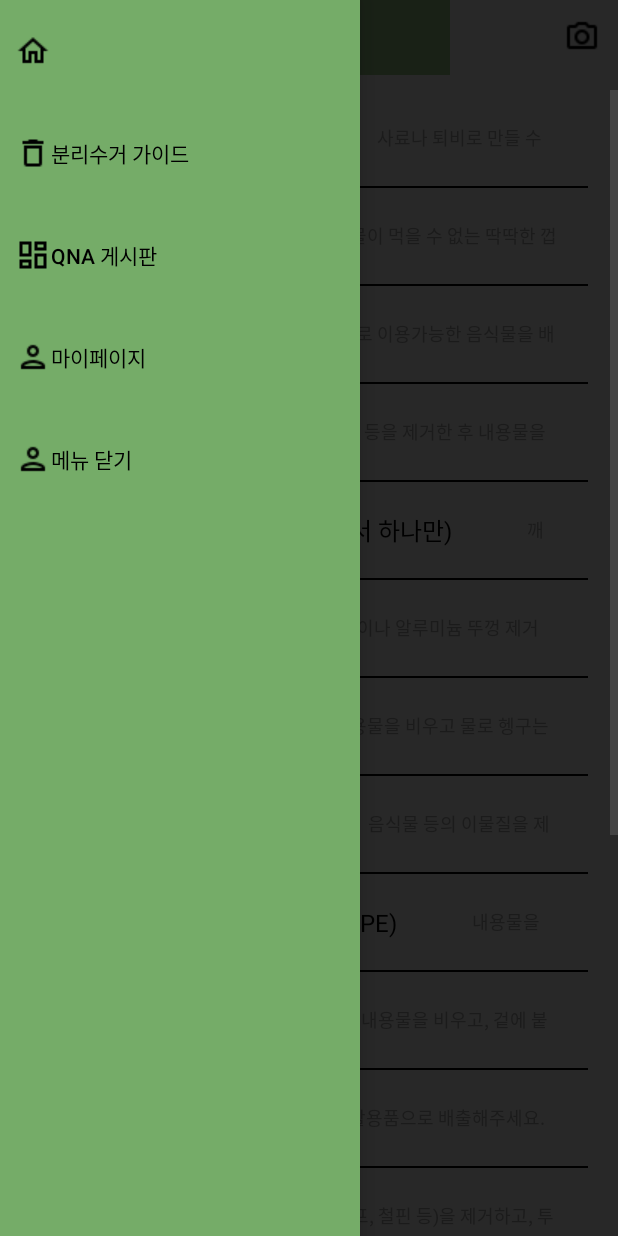
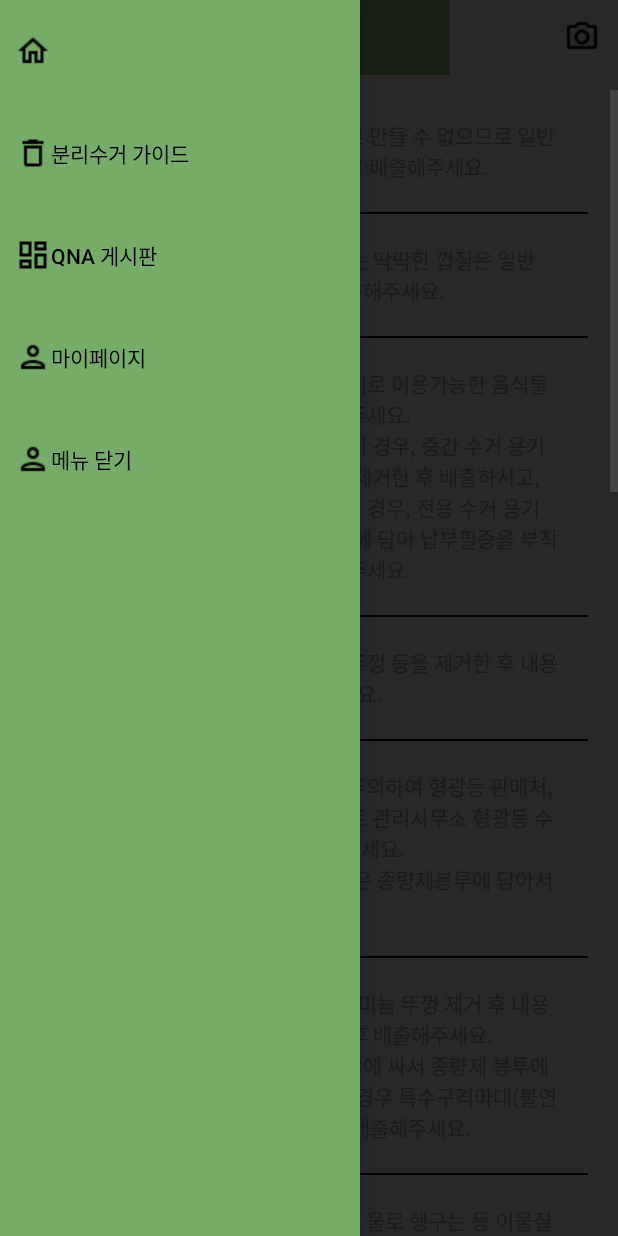
Before and after one commit to minseokim0629/Hackerton_2022, an Android app: the CategoryActivity screen opened directly, with no data from a screen before it, with the side drawer open, on a phone screen of 412 x 824 dp. Run offline under Robolectric (Android 15) with nearby library versions, the phone set to English and light mode, and no system bars; network calls fail.

Commit message:
카메라 데이터 출력 + 분리수거 가이드 레이아웃 수정

```diff
--- a/app/src/main/java/com/example/qna/CameraActivity.java
+++ b/app/src/main/java/com/example/qna/CameraActivity.java
@@ -65,7 +65,6 @@ public class CameraActivity extends AppCompatActivity {
 
         TextView keyword = (TextView) findViewById(R.id.textView2);
 
-        //View view = LayoutInflater.from(parent.getContext()).inflate(R.layout.item_recyclerview, parent, false);
 
         drawerLayout = (DrawerLayout) findViewById(R.id.drawer_layout);
         drawerView = (View) findViewById(R.id.drawer);
@@ -184,7 +183,8 @@ public class CameraActivity extends AppCompatActivity {
                         photoUri = FileProvider.getUriForFile(getApplicationContext(), getPackageName(), photoFile);
                         intent.putExtra(MediaStore.EXTRA_OUTPUT, photoUri);
                         startCamera.launch(intent);
-
+                        keyword.setText( "페트병 - 내용물을 비우고, 겉에 붙은 비닐 라벨을 깨끗이 제거하고 압착 후 뚜껑을 닫아 유색페트병은 플라스틱으로, 투명페트병은 별도로 분리해주세요." +
+                                " 단, 뚜껑을 닫지 않고도 충분히 압착 및 이물질을 제거한 상태라면 뚜껑을 닫지 않고 배출해도 됩니다." );
                     }
                 }
             }
--- a/app/src/main/java/com/example/qna/CategoryActivity.java
+++ b/app/src/main/java/com/example/qna/CategoryActivity.java
@@ -21,29 +21,26 @@ import java.util.List;
 public class CategoryActivity extends AppCompatActivity {
 
     private List<String> items = Arrays.asList("종이", "플라스틱", "유리", "유리조각", "비닐");
-    private List<String> trash = Arrays.asList("계란껍데기 (일반쓰레기)","갑각류 (일반쓰레기)","음식물쓰레기","캔","폐형광등 (형광등 폴더 선택해서 하나만)","유리병 (맥주병)","스티로폼 (배달용기)",
-            "비닐 (뽁뽁이, 라면용기)","플라스틱 (일반 플라스틱... HDPE)","페트병( 투명한 페트병)","장난감","종이류","종이곽(우유, 음료수)","의류","도기류 (안타는 쓰레기로 분류해주세요)",
-            "고철류","대형폐기물 ( 가구, 전자제품, 자전거 )","일반쓰레기");
+    private List<String> trash = Arrays.asList("계란껍데기","갑각류","음식물쓰레기","캔","폐형광등","유리병","스티로폼",
+            "비닐","플라스틱","페트병","장난감","종이류","종이곽","의류","도기류",
+            "고철류","대형폐기물","일반쓰레기");
     private List<String> recycle = Arrays.asList("사료나 퇴비로 만들 수 없으므로 일반 종량제 봉투로 배출해주세요.",
             "동물이 먹을 수 없는 딱딱한 껍질은 일반 종량제 봉투로 배출해주세요.",
-            "사료나 퇴비로 이용가능한 음식물을 배출해주세요. " +"\n"+
-                    "공동 주택의 경우, 중간 수거 용기에 물기를 제거한 후 배출하시고, 단독주택의 경우, 전용 수거 용기(3l~120l)에 담아 납부필증을 부착 후 배출해주세요.",
+            "사료나 퇴비로 이용가능한 음식물을 배출해주세요.\n공동 주택의 경우, 중간 수거 용기에 물기를 제거한 후 배출하시고, 단독주택의 경우, 전용 수거 용기(3l~120l)에 담아 납부필증을 부착 후 배출해주세요.",
             "겉 또는 속의 플라스틱 뚜껑 등을 제거한 후 내용물을 비우고 배출해주세요.",
-            "깨지지 않도록 주의하여 형광등 판매처, 동사무소, 아파트 관리사무소 형광등 수집함에 배출해주세요. 단, 깨진 형광등은 종량제봉투에 담아서 배출해주세요.",
-            "플라스틱이나 알루미늄 뚜껑 제거 후 내용물을 깨끗이 비운 후 배출해주세요. 깨진 유리는 신문지에 싸서 종량제 봉투에 버리고, 양이 많을 경우 특수구격마대(불연물질)를 구매하여 배출해주세요.",
-            "내용물을 비우고 물로 헹구는 등 이물질을 제거하여 배출해주세요. 음식물 등의 이물질이 묻은 경우 일반 종량제 봉투로 배출해주세요.",
-            "음식물 등의 이물질을 제거하고, 흩날리지 않도록 봉투에 담아 배출해주세요. 이물질제거가 어려운 경우 일반 종량제 봉투에 배출해주세요.",
+            "깨지지 않도록 주의하여 형광등 판매처, 동사무소, 아파트 관리사무소 형광등 수집함에 배출해주세요.\n단, 깨진 형광등은 종량제봉투에 담아서 배출해주세요.",
+            "플라스틱이나 알루미늄 뚜껑 제거 후 내용물을 깨끗이 비운 후 배출해주세요.\n깨진 유리는 신문지에 싸서 종량제 봉투에 버리고, 양이 많을 경우 특수구격마대(불연물질)를 구매하여 배출해주세요.",
+            "내용물을 비우고 물로 헹구는 등 이물질을 제거하여 배출해주세요.\n음식물 등의 이물질이 묻은 경우 일반 종량제 봉투로 배출해주세요.",
+            "음식물 등의 이물질을 제거하고, 흩날리지 않도록 봉투에 담아 배출해주세요.\n이물질제거가 어려운 경우 일반 종량제 봉투에 배출해주세요.",
             "내용물을 깨끗이 비우고 가능한 압착하여 배출해주세요.",
-            "내용물을 비우고, 겉에 붙은 비닐 라벨을 깨끗이 제거하고 압착 후 뚜껑을 닫아 유색페트병은 플라스틱으로, 투명페트병은 별도로 분리해주세요." +
-                    " 단, 뚜껑을 닫지 않고도 충분히 압착 및 이물질을 제거한 상태라면 뚜껑을 닫지 않고 배출해도 됩니다.",
-            "재질별로 분리 후 재활용품으로 배출해주세요. " +
-                    "재질별 분리가 어려울 경우 일반 쓰레기로 배출하시고, 대형 완구류는 대형 폐기물로 신고 후, 배출수수료를 납부하고 배출해야합니다.",
+            "내용물을 비우고, 겉에 붙은 비닐 라벨을 깨끗이 제거하고 압착 후 뚜껑을 닫아 유색페트병은 플라스틱으로, 투명페트병은 별도로 분리해주세요.\n단, 뚜껑을 닫지 않고도 충분히 압착 및 이물질을 제거한 상태라면 뚜껑을 닫지 않고 배출해도 됩니다.",
+            "재질별로 분리 후 재활용품으로 배출해주세요.\n재질별 분리가 어려울 경우 일반 쓰레기로 배출하시고, 대형 완구류는 대형 폐기물로 신고 후, 배출수수료를 납부하고 배출해야합니다.",
             "이물질(스프링, 테이프, 철핀 등)을 제거하고, 투명비닐 봉지에 담거나 묶어서 배출해주세요.",
             "내용물을 비우고 물로 헹구는 등 이물질(빨대, 비닐 등)을 제거하고 물로 헹군 뒤 말려서 펼친 상태로 일반 종이류와 혼합되지 않게 구분하여 배출해주세요.",
-            "물기가 닿지 않도록 투명비닐봉지에 담아서 배출하거나 의류수거함에 넣어주세요. (걸레, 수건 등은 재활용이 불가능하므로, 일반종량제 봉투에 버려야합니다.)",
+            "물기가 닿지 않도록 투명비닐봉지에 담아서 배출하거나 의류수거함에 넣어주세요.\n(걸레, 수건 등은 재활용이 불가능하므로, 일반종량제 봉투에 버려야합니다.)",
             "도기류는 불에 타지 않은 폐기물이므로, 불연재 봉투로 배출해주세요.",
-            "이물질이 섞이지 않도록 한 후 봉투에 넣거나 끈으로 묶어서 배출해주세요. 단, 재질 혼합 제품은 재활용이 불가합니다.",
-            "동사무소에 반드시 신고 후 신고필증을 부착하여 배출해야합니다. (단, 원형이 훼손되지 않은 대형 폐가전의 경우 무상 방문수거 예약 배출이 가능합니다.)",
+            "이물질이 섞이지 않도록 한 후 봉투에 넣거나 끈으로 묶어서 배출해주세요.\n단, 재질 혼합 제품은 재활용이 불가합니다.",
+            "동사무소에 반드시 신고 후 신고필증을 부착하여 배출해야합니다.\n(단, 원형이 훼손되지 않은 대형 폐가전의 경우 무상 방문수거 예약 배출이 가능합니다.)",
             "종량제 전용 봉투에 묶음선 이하로 담아 묶어서 수거일 전일, 일몰 후에 배출해주세요. ");
 
 
--- a/app/src/main/res/layout/activity_camera.xml
+++ b/app/src/main/res/layout/activity_camera.xml
@@ -63,7 +63,8 @@
             android:layout_width="match_parent"
             android:layout_height="200dp"
             android:background="#9DD288"
-            android:text="TextView" />
+            android:textColor="#000000"
+            android:textSize="20sp" />
 
     </LinearLayout>
 
--- a/app/src/main/res/layout/item_recyclerview.xml
+++ b/app/src/main/res/layout/item_recyclerview.xml
@@ -5,7 +5,7 @@
     android:orientation="vertical">
 
     <LinearLayout
-        android:layout_width="wrap_content"
+        android:layout_width="match_parent"
         android:layout_height="wrap_content"
         android:gravity="center_vertical"
         android:padding="20dp">
@@ -18,20 +18,19 @@
             android:layout_marginLeft="20dp"
             android:text="쓰레기 종류"
             android:textColor="#000"
-            android:textSize="16sp" />
+            android:textSize="16sp"
+            android:textStyle="bold" />
 
         <!--상태 메시지-->
         <TextView
             android:id="@+id/recycle"
-            android:layout_width="wrap_content"
+            android:layout_width="match_parent"
             android:layout_height="wrap_content"
             android:layout_marginLeft="50dp"
             android:layout_marginRight="20dp"
-            android:maxLines="1"
             android:text="분리수거법"
             android:textColor="#444"
-            android:textSize="12sp"
-            android:lineSpacingExtra="20dp"/>
+            android:textSize="14sp" />
 
     </LinearLayout>
 
```
